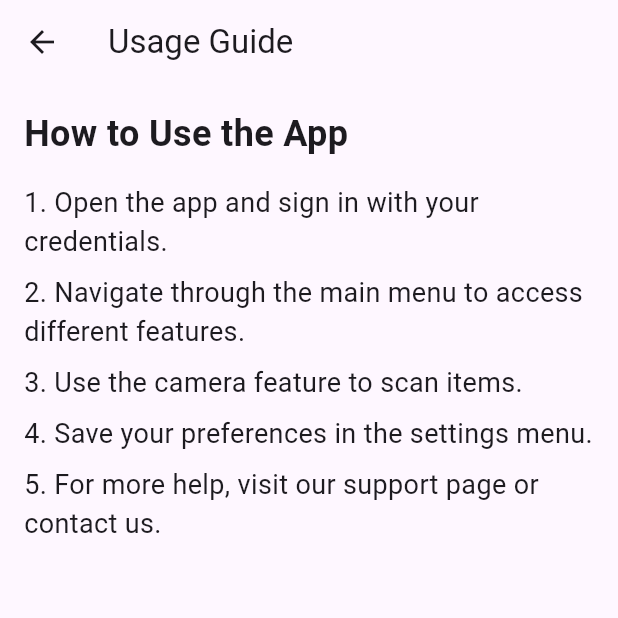
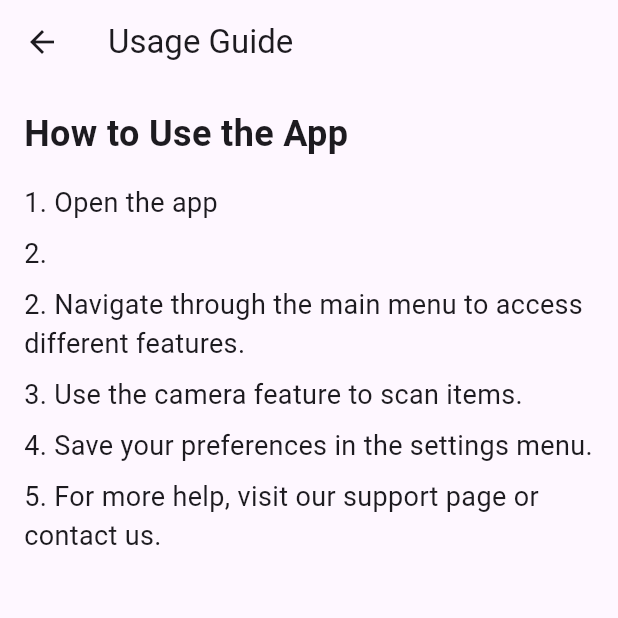
Before and after one commit to ViratSrivastava/baby_app, a Flutter app: the UsageGuideScreen screen opened directly, on a phone screen of 412 x 824 dp, the top half of it. Run offline on Flutter 3.47's test engine with Material 3 defaults, Android fonts, the phone set to English and light mode, and no system bars; missing offline and left inert: tflite_flutter.

Commit message:
Update usage_guide_screen.dart

```diff
--- a/lib/screens/usage_guide_screen.dart
+++ b/lib/screens/usage_guide_screen.dart
@@ -19,7 +19,12 @@ class UsageGuideScreen extends StatelessWidget {
             ),
             SizedBox(height: 16),
             Text(
-              '1. Open the app and sign in with your credentials.',
+              '1. Open the app',
+              style: TextStyle(fontSize: 18),
+            ),
+            SizedBox(height: 8),
+            Text(
+              '2. ',
               style: TextStyle(fontSize: 18),
             ),
             SizedBox(height: 8),
```
